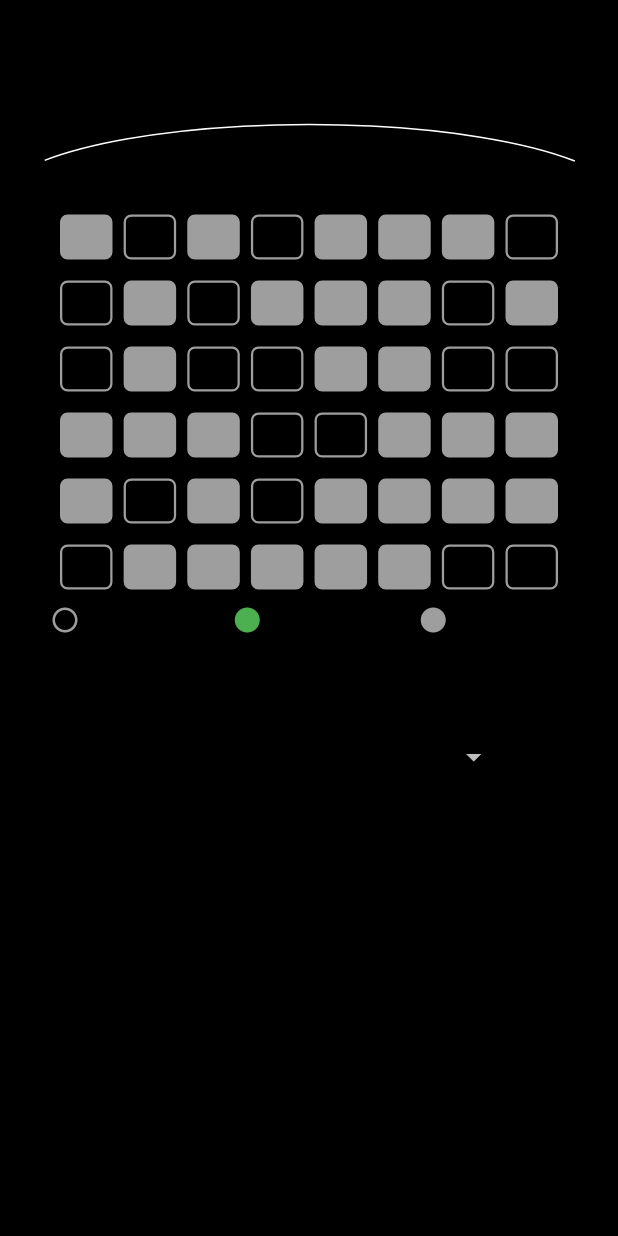
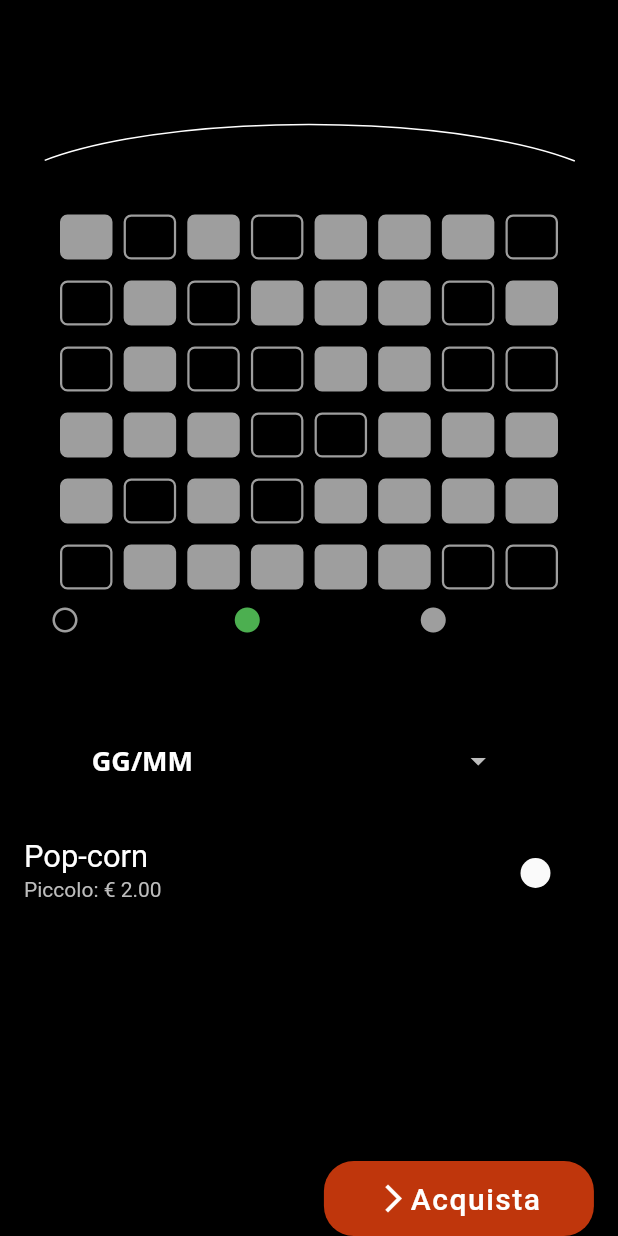
Before and after one commit to Alexius22/Multiplex-UniPG, a Flutter app: the BuyTicket screen opened directly with empty values, on a phone screen of 412 x 824 dp. Run offline on Flutter 3.47's test engine with Material 2 defaults, Android fonts, the phone set to English and light mode, and no system bars; our stand-ins replace flip_card, outline_material_icons; missing offline and left inert: barcode_flutter; Roboto replaces fonts that are missing (Montserrat); statements that could not run were skipped.

Commit message:
Almost finish buy ticket section feat. @CoffeeStraw

```diff
--- a/lib/screens/home/components/buy_ticket.dart
+++ b/lib/screens/home/components/buy_ticket.dart
@@ -20,6 +20,32 @@ class BuyTicket extends StatefulWidget {
 class _State extends State<BuyTicket> {
   String _timePicked;
   List<String> _hoursChoice;
+
+  String _selectedDate = 'GG/MM';
+  DateTime minDate = DateTime.now();
+
+  Future _selectDate() async {
+    DateTime picked = await showDatePicker(
+      context: context,
+      initialDate: minDate,
+      firstDate: minDate,
+      lastDate: minDate.add(new Duration(days: 13)),
+      builder: (BuildContext context, Widget child) {
+        return Theme(
+          data: ThemeData.dark().copyWith(
+            backgroundColor: Colors.grey[800],
+            dialogBackgroundColor: Colors.grey[900],
+            accentColor: Colors.grey[700],
+          ),
+          child: child,
+        );
+      },
+    );
+    if (picked != null) {
+      setState(() => _selectedDate =
+          picked.day.toString() + "/" + picked.month.toString());
+    }
+  }
 
   @override
   void initState() {
@@ -57,7 +83,21 @@ class _State extends State<BuyTicket> {
                   _timePicker(),
                 ],
               ),
+              Text("Vuoi includere uno snack?", style: TextStyle(fontSize: 20)),
+              _foodSelection("Pop-corn"),
             ],
+          ),
+          // Footer
+          Align(
+            alignment: Alignment.bottomCenter,
+            child: Row(
+              mainAxisAlignment: MainAxisAlignment.spaceAround,
+              crossAxisAlignment: CrossAxisAlignment.center,
+              children: <Widget>[
+                _totalPrize(),
+                _buyButton(),
+              ],
+            ),
           ),
         ],
       ),
@@ -202,18 +242,43 @@ class _State extends State<BuyTicket> {
         SizedBox(height: 5),
         Row(
           children: <Widget>[
-            Text(
-              "19/04",
+            MaterialButton(
+              padding: EdgeInsets.all(3.0),
+              height: 0.0,
+              minWidth: 10,
+              materialTapTargetSize: MaterialTapTargetSize.shrinkWrap,
+              splashColor: Colors.deepOrange[300],
+              textColor: Colors.white,
+              child: Text(
+                _selectedDate,
                 style: TextStyle(
                   fontFamily: 'OpenSans',
                   fontWeight: FontWeight.bold,
                   fontSize: 18,
                 ),
               ),
-            Icon(Icons.arrow_drop_down),
+              onPressed: _selectDate,
+            ),
+            Icon(Icons.keyboard_arrow_left),
           ],
         ),
       ],
+    );
+  }
+
+  Widget _foodSelection(text) {
+    return SwitchListTile(
+      title: Text(text,
+          style: TextStyle(
+            color: Colors.white,
+            fontSize: MediaQuery.of(context).size.height / 40,
+          )),
+      subtitle: Text("Piccolo: € 2.00",
+          style: TextStyle(
+            color: Colors.grey.shade400,
+          )),
+      value: false,
+      onChanged: (val) {},
     );
   }
 
@@ -271,22 +336,60 @@ class _State extends State<BuyTicket> {
     );
   }
 
-  Widget _button(String text) {
-    return FlatButton(
+  Widget _totalPrize() {
+    return Row(
+      children: <Widget>[
+        Text(
+          "Totale:",
+          style: TextStyle(
+            fontFamily: 'OpenSans',
+            fontSize: 18,
+            letterSpacing: 1,
+          ),
+        ),
+        SizedBox(width: 10),
+        Text(
+          "€ 12.40",
+          style: TextStyle(
+            fontFamily: 'OpenSans',
+            fontWeight: FontWeight.bold,
+            fontSize: 26,
+            letterSpacing: 1,
+          ),
+        ),
+      ],
+    );
+  }
+
+  Widget _buyButton() {
+    return Container(
+      height: 50,
+      width: 180,
+      child: MaterialButton(
         shape: RoundedRectangleBorder(
-        borderRadius: new BorderRadius.circular(20.0),
+          borderRadius: BorderRadius.circular(20.0),
         ),
-      //color: pressedButtons[0] ? Colors.deepOrange[900] : Colors.black,
         color: Colors.deepOrange[900],
         splashColor: Colors.deepOrange[300],
         textColor: Colors.white,
-      child: Text(
-        text,
-        style: TextStyle(fontSize: 20.0),
+        child: Row(
+          mainAxisAlignment: MainAxisAlignment.center,
+          children: <Widget>[
+            Icon(
+              Icons.arrow_forward_ios,
+              size: 22,
             ),
-      onPressed: () {
-        //_pressButton(0);
-      },
+            Text(
+              "Acquista",
+              style: TextStyle(
+                fontSize: 20,
+                letterSpacing: 1,
+              ),
+            ),
+          ],
+        ),
+        onPressed: () {},
+      ),
     );
   }
 
```
Lines whose indentation alone changed are shown as unchanged.
